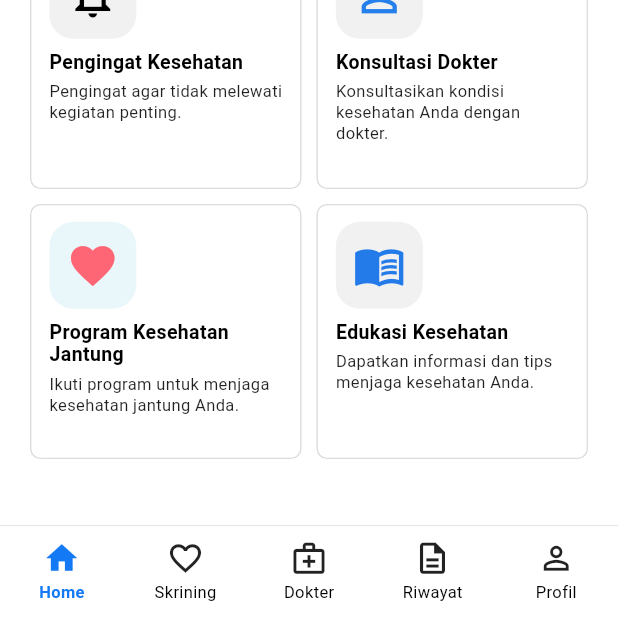
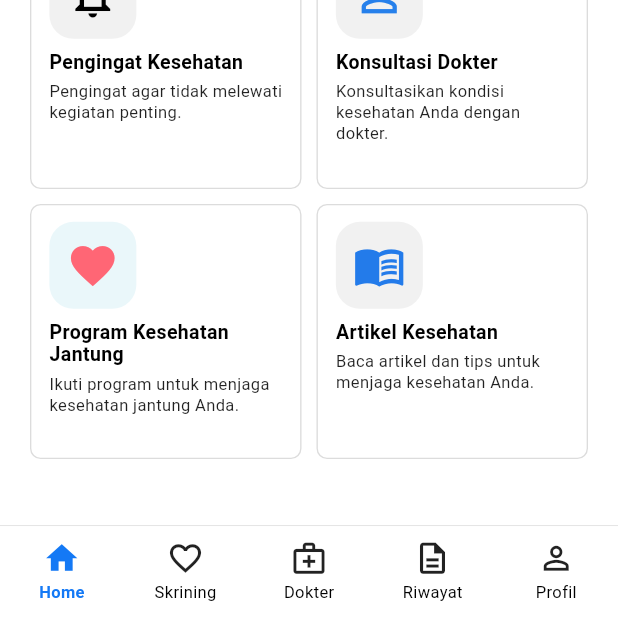
Before and after one commit to pirdaw/heartcare, a Flutter app: the HomePage screen opened directly, on a phone screen of 412 x 824 dp, the part 618-1236 px from its top. Run offline on Flutter 3.47's test engine with Material 3 defaults, Android fonts, the phone set to English and light mode, and no system bars; network calls fail.

Commit message:
ubah edukasi kesehatan menjadi artikel kesehatan

```diff
--- a/lib/pages/article_detail_page.dart
+++ b/lib/pages/article_detail_page.dart
@@ -44,7 +44,7 @@ class ArticleDetailPage extends StatelessWidget {
                           crossAxisAlignment: CrossAxisAlignment.start,
                           children: const [
                             Text(
-                              'Edukasi Kesehatan',
+                              'Artikel Kesehatan',
                               style: TextStyle(
                                 fontSize: 20,
                                 fontWeight: FontWeight.bold,
@@ -52,7 +52,7 @@ class ArticleDetailPage extends StatelessWidget {
                             ),
                             SizedBox(height: 2),
                             Text(
-                              'Belajar informasi kesehatan jantung agar hidup\n'
+                              'Kumpulan artikel kesehatan jantung agar hidup\n'
                               'lebih sehat.',
                               style: TextStyle(
                                 fontSize: 8,
--- a/lib/pages/education_page.dart
+++ b/lib/pages/education_page.dart
@@ -45,7 +45,7 @@ class EducationPage extends StatelessWidget {
                           crossAxisAlignment: CrossAxisAlignment.start,
                           children: const [
                             Text(
-                              'Edukasi Kesehatan',
+                              'Artikel Kesehatan',
                               style: TextStyle(
                                 fontSize: 20,
                                 fontWeight: FontWeight.bold,
@@ -53,7 +53,7 @@ class EducationPage extends StatelessWidget {
                             ),
                             SizedBox(height: 2),
                             Text(
-                              'Belajar informasi kesehatan jantung agar hidup\n'
+                              'Kumpulan artikel kesehatan jantung agar hidup\n'
                               'lebih sehat.',
                               style: TextStyle(
                                 fontSize: 8,
--- a/lib/pages/home_page.dart
+++ b/lib/pages/home_page.dart
@@ -370,16 +370,16 @@ class _HomePageState extends State<HomePage> {
                         const SizedBox(width: 10),
 
                         // ==================================================
-                        // EDUKASI KESEHATAN
+                        // ARTIKEL KESEHATAN
                         // ==================================================
 
                         Expanded(
                           child: _serviceCard(
                             icon:
                                 Icons.menu_book_outlined,
-                            title: 'Edukasi Kesehatan',
+                            title: 'Artikel Kesehatan',
                             description:
-                                'Dapatkan informasi dan tips menjaga kesehatan Anda.',
+                                'Baca artikel dan tips untuk menjaga kesehatan Anda.',
                             iconColor:
                                 const Color(0xFF237BEA),
 
```
